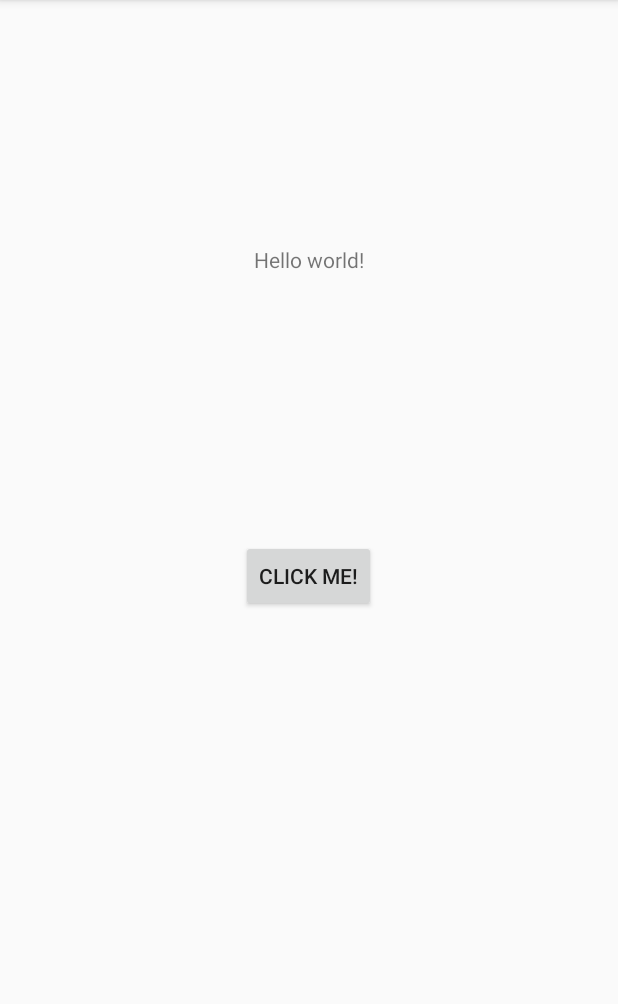
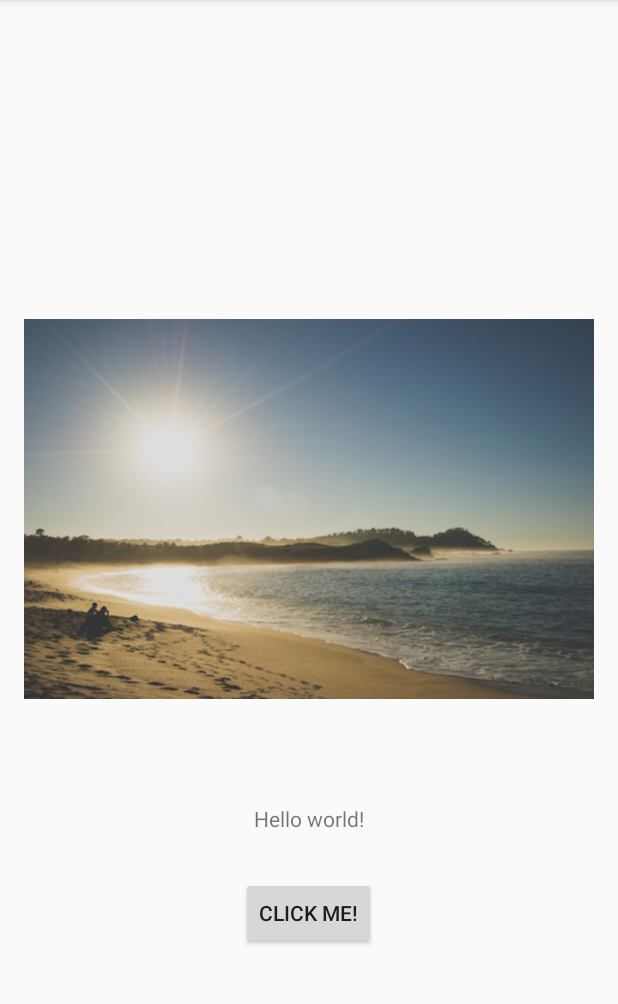
Before and after one commit to armno/firstandroidapp, an Android app: the screen it shows after launch (MainActivity), on a phone screen of 412 x 824 dp, the part 84-1088 px from its top. Run offline under Robolectric (Android 15) with nearby library versions, the phone set to English and light mode, and no system bars.

Commit message:
added my very fist image

```diff
--- a/app/src/main/java/de/buzzwoo/firstandroid/MainActivity.java
+++ b/app/src/main/java/de/buzzwoo/firstandroid/MainActivity.java
@@ -1,13 +1,12 @@
 package de.buzzwoo.firstandroid;
 
+import android.os.Bundle;
 import android.support.v7.app.ActionBarActivity;
-import android.os.Bundle;
 import android.view.Menu;
 import android.view.MenuItem;
 import android.view.View;
 import android.widget.Button;
 import android.widget.TextView;
-
 
 public class MainActivity extends ActionBarActivity {
 
--- a/app/src/main/res/layout/activity_main.xml
+++ b/app/src/main/res/layout/activity_main.xml
@@ -5,19 +5,33 @@
     android:paddingTop="@dimen/activity_vertical_margin"
     android:paddingBottom="@dimen/activity_vertical_margin" tools:context=".MainActivity">
 
-    <TextView android:text="@string/hello_world" android:layout_width="wrap_content"
+
+    <ImageView
+        android:layout_width="wrap_content"
         android:layout_height="wrap_content"
-        android:layout_marginTop="147dp"
-        android:layout_alignParentTop="true"
+        android:id="@+id/imageView"
+        android:src="@drawable/beach"
+        android:layout_alignParentStart="true"
+        android:layout_alignParentEnd="true"
+        android:layout_above="@+id/helloWorld"
+        android:layout_marginBottom="30dp"/>
+
+
+    <TextView android:text="@string/hello_world"
+        android:layout_width="wrap_content"
+        android:layout_height="wrap_content"
+        android:id="@+id/helloWorld"
+        android:layout_above="@+id/button"
         android:layout_centerHorizontal="true"
-        android:id="@+id/helloWorld" />
+        android:layout_marginBottom="29dp" />
 
     <Button
         android:layout_width="wrap_content"
         android:layout_height="wrap_content"
         android:text="@string/button_primary"
         android:id="@+id/button"
-        android:layout_centerVertical="true"
-        android:layout_centerHorizontal="true" />
+        android:layout_alignParentBottom="true"
+        android:layout_centerHorizontal="true"
+        android:layout_marginBottom="119dp" />
 
 </RelativeLayout>
--- a/app/src/main/res/values/strings.xml
+++ b/app/src/main/res/values/strings.xml
@@ -4,4 +4,5 @@
     <string name="hello_world">Hello world!</string>
     <string name="action_settings">Settings</string>
     <string name="button_primary">Click me!</string>
+    <string name="beach">Beautiful Beach</string>
 </resources>
```
Also changed, not shown: app/src/main/res/drawable/beach.jpg (added).
